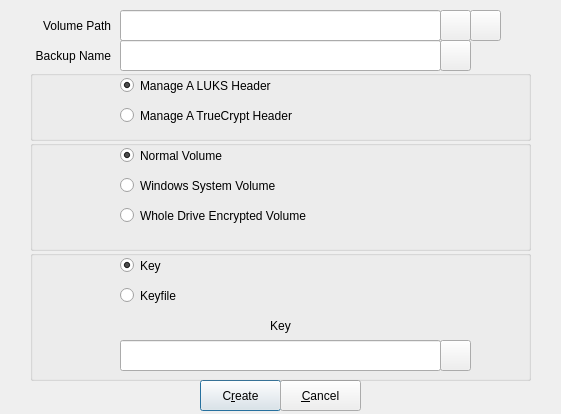
Old version of the form zuluCrypt-gui/managevolumeheader.ui in the repository mhogomchungu/zuluCrypt.
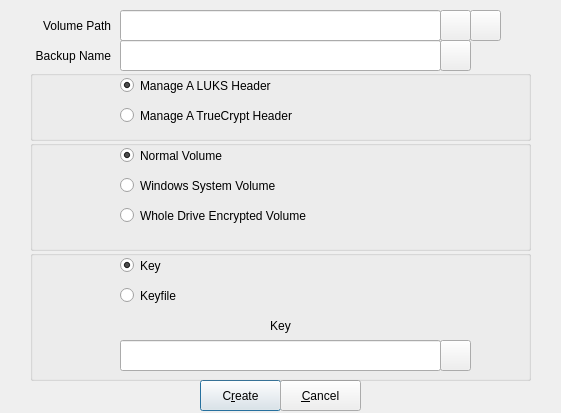
New version of the form.

Patch:
```diff
--- a/zuluCrypt-gui/managevolumeheader.ui
+++ b/zuluCrypt-gui/managevolumeheader.ui
@@ -10,7 +10,7 @@
     <x>0</x>
     <y>0</y>
     <width>561</width>
-    <height>414</height>
+    <height>413</height>
    </rect>
   </property>
   <property name="windowTitle">
```
